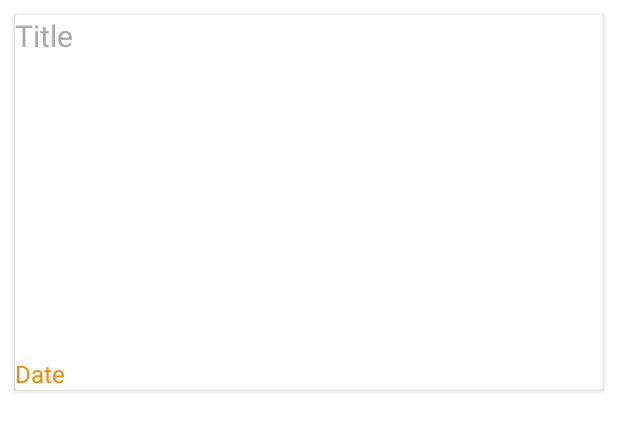
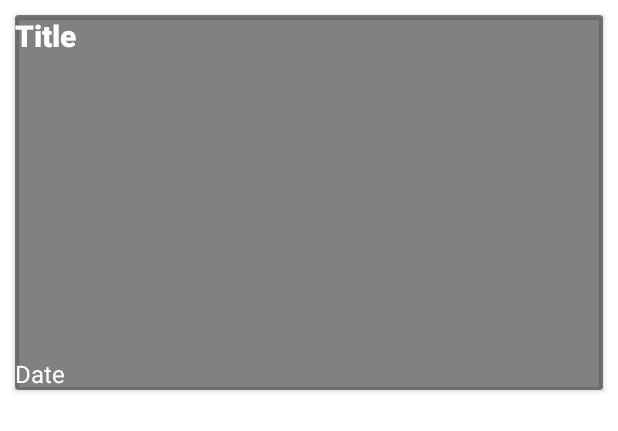
Before and after one commit to mazenrikab/ProjetMobileNewsApp, an Android app: the layout list_item.xml on its own in the app's theme, with its tools: preview values and no code run, on a phone screen of 412 x 824 dp. Shown: the top 431 px of the screen. Run offline under Robolectric (Android 15) with nearby library versions, the phone set to English and light mode, and no system bars.

Commit message:
adjusting Title color, size and placement

```diff
--- a/app/src/main/java/com/example/newsapp/MainActivity.java
+++ b/app/src/main/java/com/example/newsapp/MainActivity.java
@@ -35,6 +35,8 @@ List<Articles> articles = new ArrayList<>();
         recyclerView.setLayoutManager(new LinearLayoutManager(this));
         final String country = getCountry();
         fetchJSON(country,API_KEY);
+
+
     }
 
     private void fetchJSON(String country, String api_key) {
--- a/app/src/main/res/drawable/background.xml
+++ b/app/src/main/res/drawable/background.xml
@@ -4,7 +4,7 @@
     <corners
         android:radius="25dp"/>
     <solid
-        android:color="@color/cardview_dark_background"
+        android:color="@color/white"
         />
 
 </shape>
--- a/app/src/main/res/layout/list_item.xml
+++ b/app/src/main/res/layout/list_item.xml
@@ -1,39 +1,51 @@
 <?xml version="1.0" encoding="utf-8"?>
-<LinearLayout
+<LinearLayout xmlns:app="http://schemas.android.com/apk/res-auto"
     android:orientation="vertical"
     xmlns:android="http://schemas.android.com/apk/res/android"
     android:layout_width="match_parent"
     android:layout_height="match_parent"
     >
+
     <androidx.cardview.widget.CardView
+        android:id="@+id/cardView"
         android:layout_width="match_parent"
         android:layout_height="wrap_content"
-    android:id="@+id/cardView"
+        android:layout_margin="10dp"
         android:padding="10dp"
-    android:layout_margin="10dp">
+        app:cardBackgroundColor="#7E000000">
+
         <FrameLayout
             android:layout_width="match_parent"
             android:layout_height="250dp">
+
             <ImageView
+                android:id="@+id/image"
                 android:layout_width="match_parent"
                 android:layout_height="wrap_content"
-            android:id="@+id/image"/>
+                android:background="#7E000000"
+                android:scaleType="centerCrop" />
+
             <TextView
+                android:id="@+id/NewsTitle"
                 android:layout_width="wrap_content"
                 android:layout_height="wrap_content"
-            android:id="@+id/NewsTitle"
+                android:fontFamily="sans-serif-black"
                 android:text="Title"
+                android:textColor="#FFFFFF"
+                android:textColorHighlight="#000000"
+                android:textColorHint="#000000"
                 android:textSize="20sp"
-            android:textColor="@android:color/darker_gray"
-            />
+                android:textStyle="bold"
+                android:visibility="visible" />
+
             <TextView
                 android:id="@+id/newsDate"
                 android:layout_width="wrap_content"
                 android:layout_height="wrap_content"
+                android:layout_gravity="bottom"
                 android:text="Date"
-        android:textColor="@android:color/holo_orange_dark"
-        android:textSize="16sp"
-        android:layout_gravity="bottom"/>
+                android:textColor="@color/white"
+                android:textSize="16sp" />
         </FrameLayout>
     </androidx.cardview.widget.CardView>
 </LinearLayout>
--- a/app/src/main/res/values/colors.xml
+++ b/app/src/main/res/values/colors.xml
@@ -1,10 +1,10 @@
 <?xml version="1.0" encoding="utf-8"?>
 <resources>
-    <color name="purple_200">#FFBB86FC</color>
-    <color name="purple_500">#FF6200EE</color>
-    <color name="purple_700">#FF3700B3</color>
-    <color name="teal_200">#FF03DAC5</color>
-    <color name="teal_700">#FF018786</color>
+    <color name="purple_200">#0296FA</color>
+    <color name="purple_500">#017CCF</color>
+    <color name="purple_700">#006BB3</color>
+    <color name="teal_200">#4CAF50</color>
+    <color name="teal_700">#4CAF50</color>
     <color name="black">#FF000000</color>
     <color name="white">#FFFFFFFF</color>
 </resources>
```
Also changed, not shown: app/src/main/res/layout/activity_main.xml (+9 -7 lines). Lines whose indentation alone changed are shown as unchanged.
